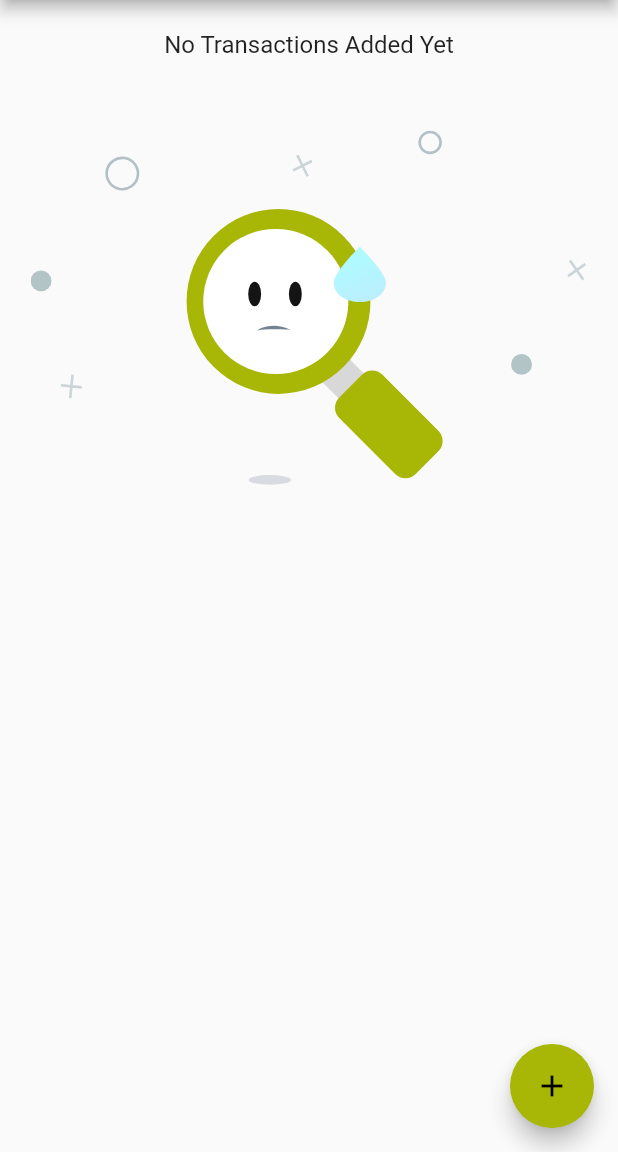
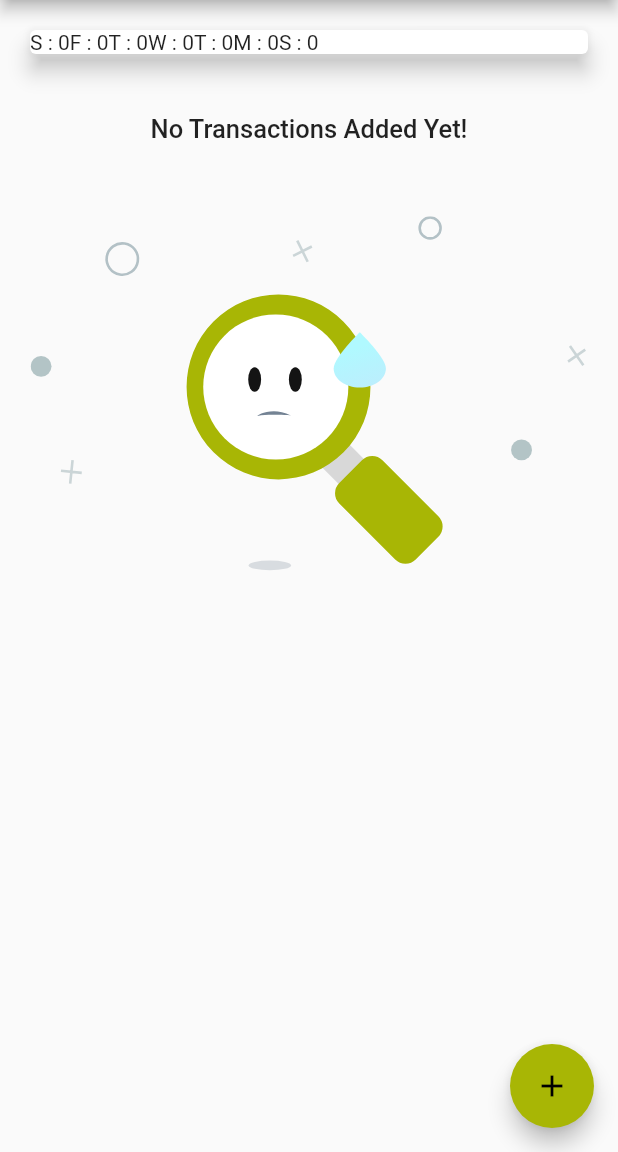
Before and after one commit to Prabhneet-Web/ExpenseTracker, a Flutter app: the screen it shows after launch, on a phone screen of 412 x 824 dp, the part 84-1236 px from its top. Run offline on Flutter 3.47's test engine with Material 2 defaults, Android fonts, the phone set to English and light mode, and no system bars; our stand-ins replace lottie.

Commit message:
Added the chart section.

```diff
--- a/lib/pages/homePage.dart
+++ b/lib/pages/homePage.dart
@@ -3,6 +3,7 @@ import 'package:expense_tracker/widgets/transactionList.dart';
 import 'package:flutter/material.dart';
 
 import '../models/transaction.dart';
+import '../widgets/chart.dart';
 
 class MyHomePage extends StatefulWidget {
   MyHomePage({Key? key}) : super(key: key);
@@ -24,6 +25,16 @@ class _MyHomePageState extends State<MyHomePage> {
     setState(() {
       _userTransactions.add(newTx);
     });
+  }
+
+  List<Transaction> get _recentTransactions {
+    return _userTransactions.where((tx) {
+      return tx.date.isAfter(
+        DateTime.now().subtract(
+          Duration(days: 7),
+        ),
+      );
+    }).toList(); //Where allows us to run a function on every item in a list. And if that functin returns true, the item is kept in newly returned list else it's not included in that list.
   }
 
   void _startAddNewTransaction(BuildContext ctx) {
@@ -59,7 +70,12 @@ class _MyHomePageState extends State<MyHomePage> {
       body: SafeArea(
         child: SingleChildScrollView(
           child: Column(
-            children: [TransactionList(transactions: _userTransactions)],
+            children: [
+              Chart(
+                recentTransactions: _recentTransactions,
+              ),
+              TransactionList(transactions: _userTransactions)
+            ],
           ),
         ),
       ),
--- a/lib/widgets/chart.dart
+++ b/lib/widgets/chart.dart
@@ -22,7 +22,10 @@ class Chart extends StatelessWidget {
           totalSum += recentTransactions[i].amount;
         }
       }
-      return {'day': DateFormat.E(weekDays), 'amount': totalSum};
+      return {
+        'day': DateFormat.E().format(weekDays).substring(0, 1),
+        'amount': totalSum
+      };
     });
   }
 
@@ -32,8 +35,9 @@ class Chart extends StatelessWidget {
       elevation: 6,
       margin: const EdgeInsets.all(20),
       child: Row(
-        children: [],
-      ),
+          children: groupedTransactionValues.map((data) {
+        return Text("${data['day']} : ${data['amount']}");
+      }).toList()),
     );
   }
 }
--- a/lib/widgets/transactionList.dart
+++ b/lib/widgets/transactionList.dart
@@ -19,8 +19,8 @@ class TransactionList extends StatelessWidget {
               children: [
                 const SizedBox(height: 20),
                 Text(
-                  "No Transactions Added Yet",
-                  style: Theme.of(context).textTheme.titleMedium,
+                  "No Transactions Added Yet!",
+                  style: TextStyle(fontSize: 17, fontWeight: FontWeight.w500),
                 ),
                 const SizedBox(height: 20),
                 Lottie.asset(
```
Also changed, not shown: lib/widgets/chartBars.dart (added).
